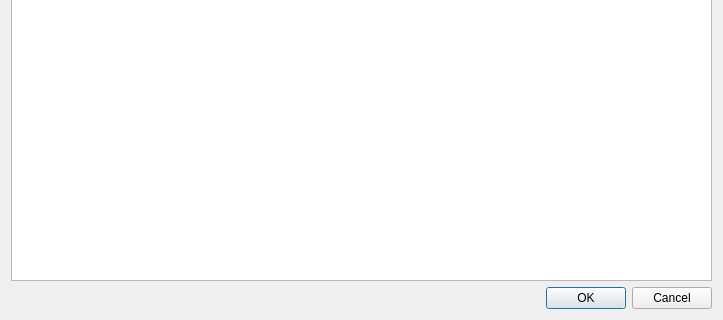
Before: the Qt Designer form Source/RMG/UserInterface/Dialog/Netplay/NetplaySessionBrowserDialog.ui in Rosalie241/RMG, drawn with Qt 5; both pictures show x 0 to 723 and y 191 to 511 of the 723 by 511 pixel window.
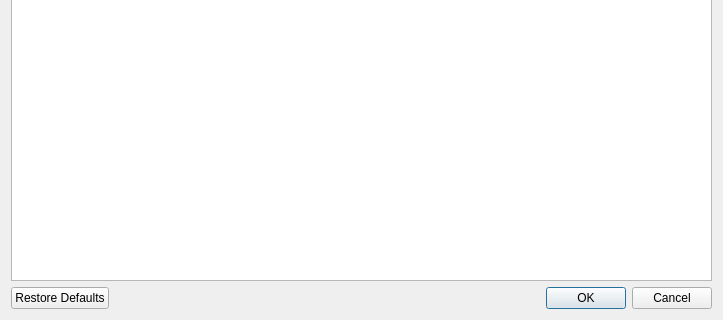
After: the same form once the commit is applied.

Commit message: RMG: add refresh button to NetplaySessionBrowserDialog

Diff of the .ui file:
```diff
--- a/Source/RMG/UserInterface/Dialog/Netplay/NetplaySessionBrowserDialog.ui
+++ b/Source/RMG/UserInterface/Dialog/Netplay/NetplaySessionBrowserDialog.ui
@@ -85,7 +85,7 @@
       <enum>Qt::Orientation::Horizontal</enum>
      </property>
      <property name="standardButtons">
-      <set>QDialogButtonBox::StandardButton::Cancel|QDialogButtonBox::StandardButton::Ok</set>
+      <set>QDialogButtonBox::StandardButton::Cancel|QDialogButtonBox::StandardButton::Ok|QDialogButtonBox::StandardButton::RestoreDefaults</set>
      </property>
     </widget>
    </item>
```
The commit also changes 2 other files.
